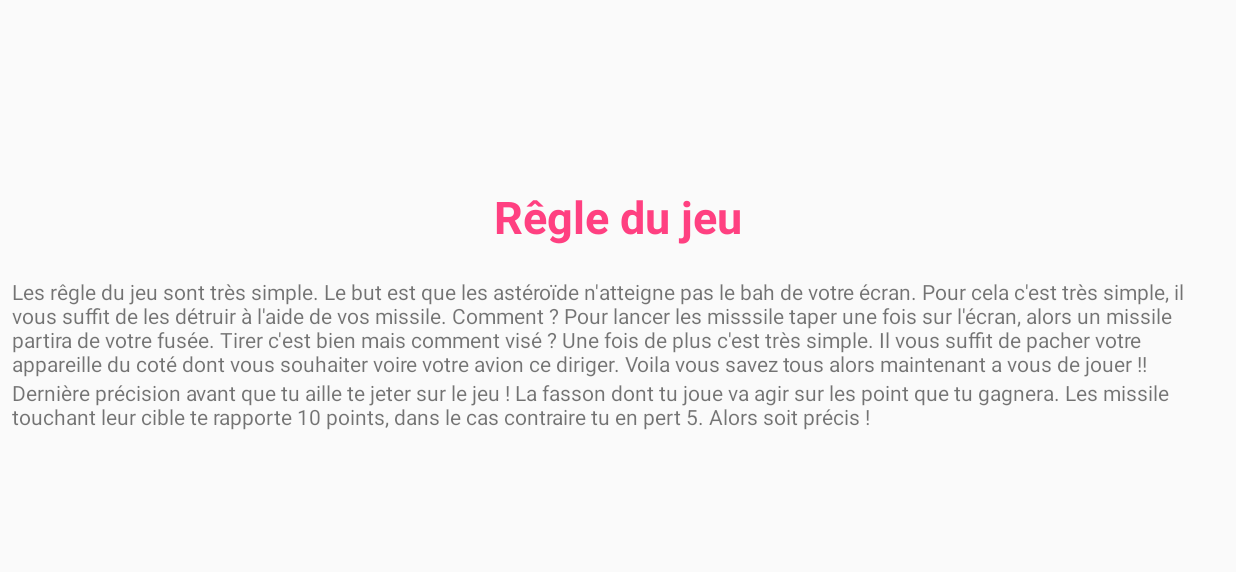
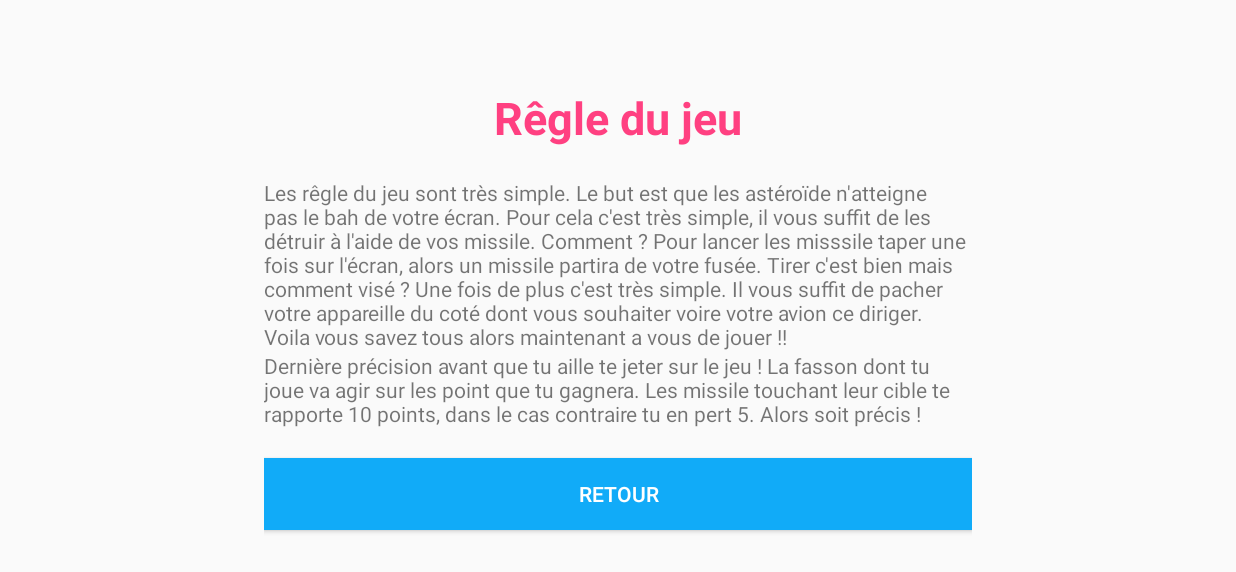
Before and after one commit to QuentinPin/ProjetAndroidStudioS3, an Android app: the Regle screen opened directly, with no data from a screen before it, on a phone screen of 824 x 412 dp (held sideways). Shown: the top 572 px of the screen. Run offline under Robolectric (Android 15) with nearby library versions, the phone set to English and light mode, and no system bars.

Commit message:
je sais pas

```diff
--- a/app/src/main/AndroidManifest.xml
+++ b/app/src/main/AndroidManifest.xml
@@ -5,7 +5,7 @@
     <application
         android:allowBackup="true"
         android:icon="@mipmap/ic_launcher"
-        android:label="@string/app_name"
+        android:label="PathClearer"
         android:roundIcon="@mipmap/ic_launcher_round"
         android:supportsRtl="true"
         android:theme="@style/Theme.AppCompat.Light.NoActionBar">
--- a/app/src/main/java/com/example/i171193/game/Bloc.java
+++ b/app/src/main/java/com/example/i171193/game/Bloc.java
@@ -37,10 +37,10 @@ public class Bloc {
     }
 
     public void bouger() {
-        if (this.context.score >= 100*this.context.compteurTimeBloc) { //Faire apparaitre les cube plus vite au file du jeux
+        if (this.context.score >= 75*this.context.compteurTimeBloc) { //Faire apparaitre les cube plus vite au file du jeux
             this.context.compteurTimeBloc+=1;
-            if (this.context.timeBloc > 60) {
-                this.context.timeBloc -= 7; //Les bloc décende plus vite pour augmenter la difficulté
+            if (this.context.timeBloc > 55) {
+                this.context.timeBloc -= 10; //Les bloc décende plus vite pour augmenter la difficulté
             }
         }
         imageBloc.setY(this.getImageBloc().getY() + 50);
--- a/app/src/main/java/com/example/i171193/game/GameOver.java
+++ b/app/src/main/java/com/example/i171193/game/GameOver.java
@@ -56,4 +56,9 @@ public class GameOver extends AppCompatActivity {
             }
         });
     }
+
+    @Override
+    public void onBackPressed() {
+        //bloquage du bouton retour
+    }
 }
--- a/app/src/main/java/com/example/i171193/game/Menu.java
+++ b/app/src/main/java/com/example/i171193/game/Menu.java
@@ -53,4 +53,10 @@ public class Menu extends AppCompatActivity {
         Intent intent = new Intent(this, Information.class);
         startActivity(intent);
     }
+
+    @Override
+    public void onBackPressed() {
+        //bloquage du bouton retour
+    }
+
 }
--- a/app/src/main/java/com/example/i171193/game/Missile.java
+++ b/app/src/main/java/com/example/i171193/game/Missile.java
@@ -1,5 +1,8 @@
 package com.example.i171193.game;
 
+import android.media.AudioManager;
+import android.media.MediaPlayer;
+import android.media.SoundPool;
 import android.view.ViewGroup;
 import android.widget.ImageView;
 
@@ -8,6 +11,7 @@ public class Missile {
     private Game context;
     private float X;
     private ImageView imageMissile;
+    private SoundPool mySound = null;
 
     public Missile(Game pContexte, float pX, ImageView pImageMissile) {
         this.context = pContexte;
--- a/app/src/main/java/com/example/i171193/game/Regle.java
+++ b/app/src/main/java/com/example/i171193/game/Regle.java
@@ -1,13 +1,31 @@
 package com.example.i171193.game;
 
+import android.content.Intent;
 import android.support.v7.app.AppCompatActivity;
 import android.os.Bundle;
+import android.view.View;
+import android.widget.Button;
 
 public class Regle extends AppCompatActivity {
+
+    private Button retour;
 
     @Override
     protected void onCreate(Bundle savedInstanceState) {
         super.onCreate(savedInstanceState);
         setContentView(R.layout.activity_regle);
+        retour = (Button) findViewById(R.id.retour);
+        retour.setOnClickListener(new View.OnClickListener() {
+            @Override
+            public void onClick(View v) {
+                retour();
+            }
+        });
+    }
+
+
+    public void retour(){
+        Intent intent = new Intent(this, Menu.class);
+        startActivity(intent);
     }
 }
--- a/app/src/main/res/layout/activity_regle.xml
+++ b/app/src/main/res/layout/activity_regle.xml
@@ -7,7 +7,7 @@
     tools:context=".Regle">
 
     <LinearLayout
-        android:layout_width="0dp"
+        android:layout_width="472dp"
         android:layout_height="match_parent"
         android:layout_marginStart="8dp"
         android:layout_marginTop="8dp"
@@ -40,6 +40,15 @@
             android:id="@+id/textView7"
             android:layout_width="match_parent"
             android:layout_height="wrap_content"
+            android:layout_marginBottom="20dp"
             android:text="Dernière précision avant que tu aille te jeter sur le jeu ! La fasson dont tu joue va agir sur les point que tu gagnera. Les missile touchant leur cible te rapporte 10 points, dans le cas contraire tu en pert 5. Alors soit précis !" />
+
+        <Button
+            android:id="@+id/retour"
+            android:layout_width="match_parent"
+            android:layout_height="wrap_content"
+            android:background="@color/button"
+            android:text="Retour"
+            android:textColor="@android:color/background_light" />
     </LinearLayout>
 </android.support.constraint.ConstraintLayout>
```
Also changed, not shown: app/src/main/java/com/example/i171193/game/Game.java (+16 -8 lines), app/src/main/java/com/example/i171193/game/Information.java (+17 -0 lines), app/src/main/java/com/example/i171193/game/MusicManager.java (added, +23 -0 lines), app/src/main/java/com/example/i171193/game/SonMissile.java (added, +30 -0 lines), app/src/main/res/layout/activity_information.xml (+10 -1 lines), 1 other file.
